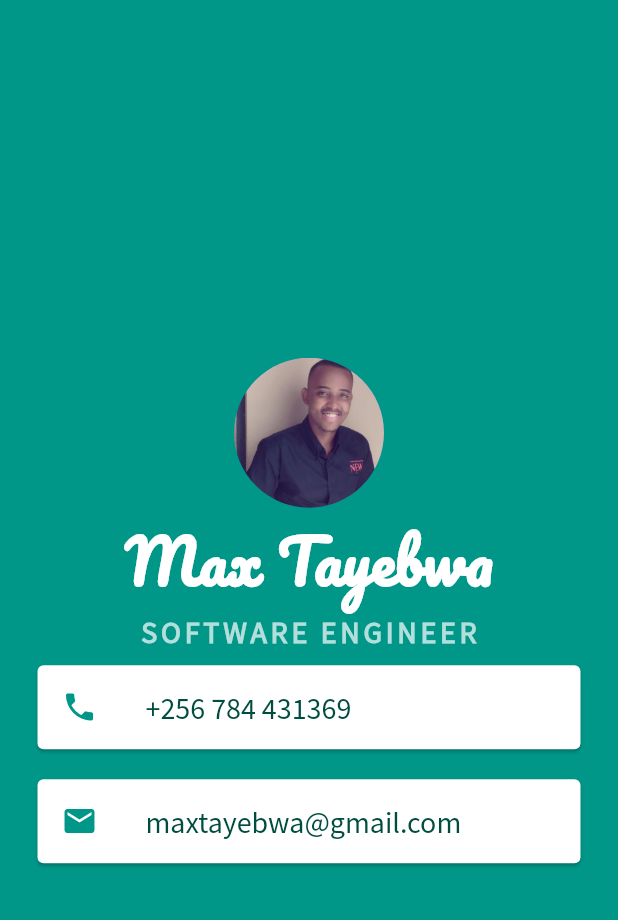
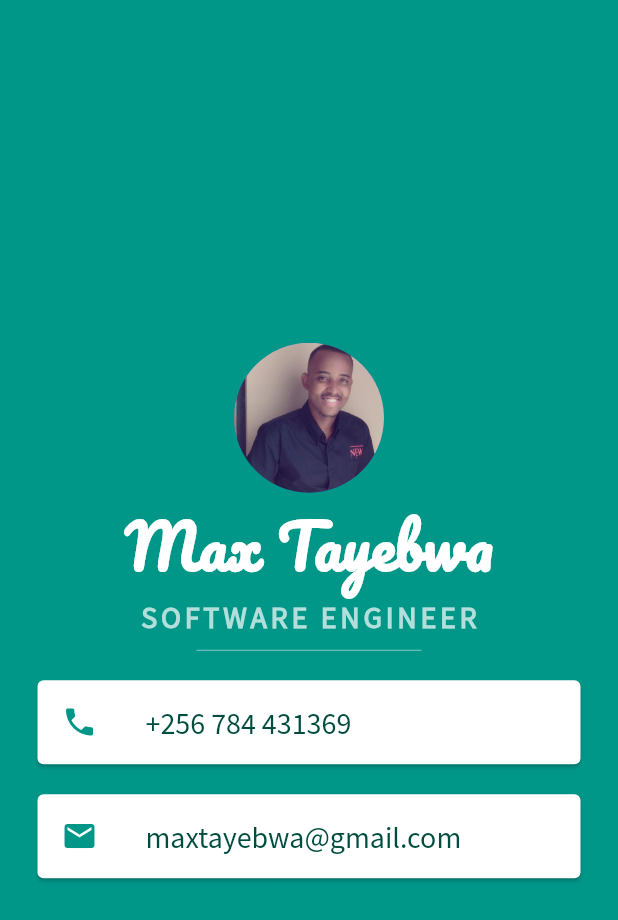
Before and after one commit to Maxondria/little_flutter_bizcard, a Flutter app: the screen it shows after launch, on a phone screen of 412 x 824 dp. Shown: the top 920 px of the screen. Run offline on Flutter 3.47's test engine with Material 2 defaults, Android fonts, the phone set to English and light mode, and no system bars.

Commit message:
show a line between cards

```diff
--- a/lib/main.dart
+++ b/lib/main.dart
@@ -33,6 +33,13 @@ class MyApp extends StatelessWidget {
                     fontFamily: 'SourceSansPro',
                     fontWeight: FontWeight.bold,
                     letterSpacing: 2.5),
+              ),
+              SizedBox(
+                height: 20.0,
+                width: 150.0,
+                child: Divider(
+                  color: Colors.teal[200],
+                ),
               ),
               Card(
                 margin: EdgeInsets.symmetric(vertical: 10.0, horizontal: 25.0),
```
